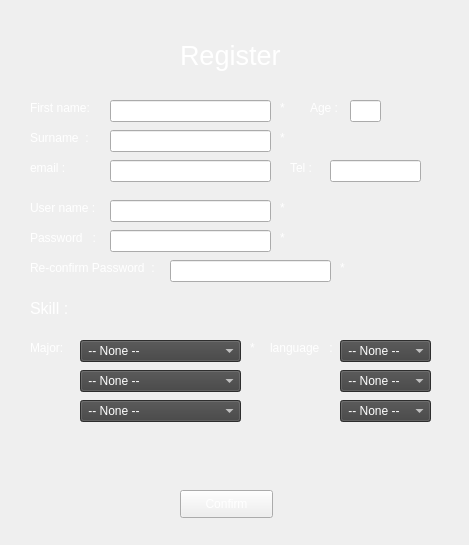
Old version of the form ui_form/User_Registeration_UI.ui in the repository Sirawap/PathFinder-Project.
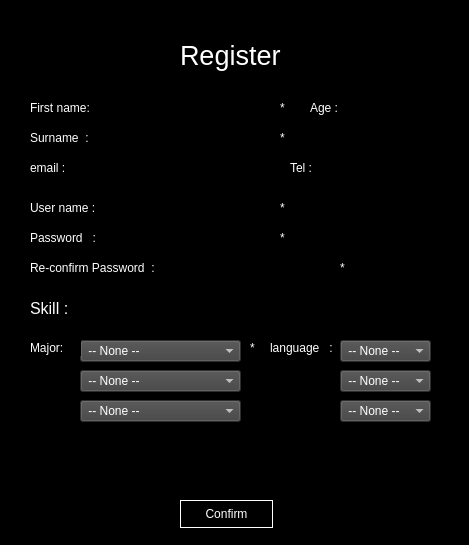
New version of the form. Icons and pictures are not drawn.

Diff of the .ui file:
```diff
--- a/ui_form/User_Registeration_UI.ui
+++ b/ui_form/User_Registeration_UI.ui
@@ -15,7 +15,7 @@
   </property>
   <property name="styleSheet">
    <string notr="true">QWidget{
-	background-image: url(:/bg/grey.png);
+	background-color: black;
 	color: white
 }
 
@@ -23,6 +23,11 @@
 	background-color: rgb(65, 65, 65);
 }
 
+QPushButton{
+	border: 1px solid white;
+}
+
+
 QLabel#error_label{	
 	color: red;
 }</string>
@@ -31,7 +36,7 @@
    <property name="geometry">
     <rect>
      <x>180</x>
-     <y>490</y>
+     <y>500</y>
      <width>93</width>
      <height>28</height>
     </rect>
```
Left out of the diff: 4 changed lines with no effect on the pictures.
